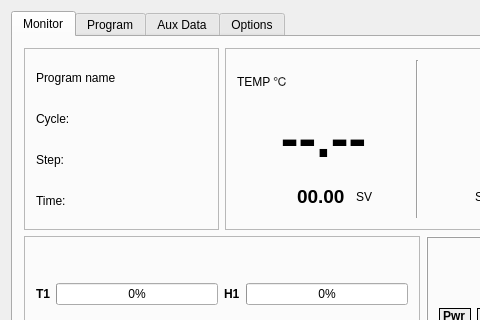
Old version of the form mainwindow.ui in the repository simachewh/chamberControlPcGUIPT; both pictures show x 0 to 480 and y 0 to 320 of the 720 by 463 pixel window.
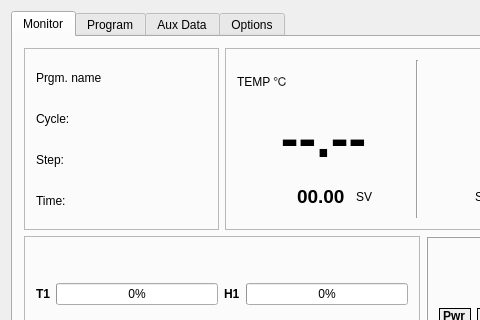
New version of the form. The open tabs and pages were chosen to show the change. Icons and pictures are not drawn.

The edit to the form file:
```diff
--- a/mainwindow.ui
+++ b/mainwindow.ui
@@ -63,7 +63,7 @@
             <item>
              <widget class="QLabel" name="progNameLabel">
               <property name="text">
-               <string>Program name</string>
+               <string>Prgm. name</string>
               </property>
              </widget>
             </item>
```
Left out of the diff: 2 changed lines with no effect on the pictures.
